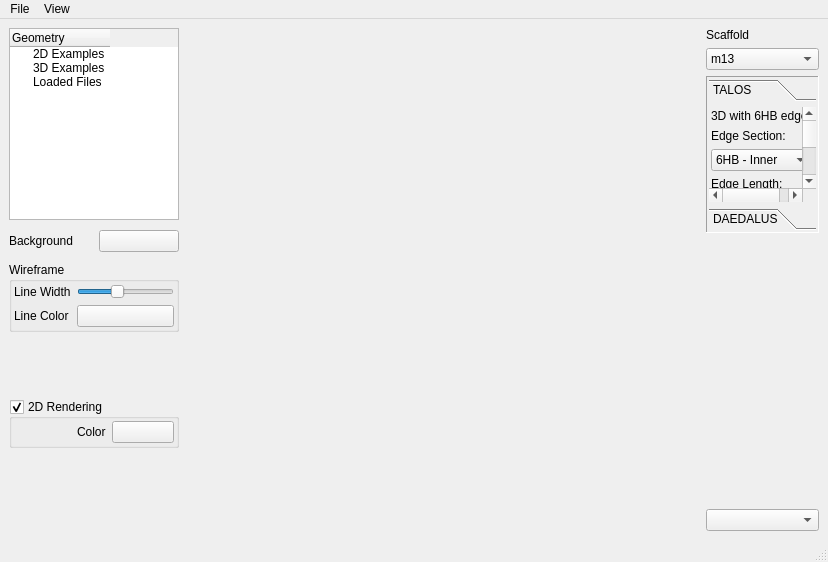
Qt form ui/AthenaMainWindow.ui (lcbb/athena) before a commit.
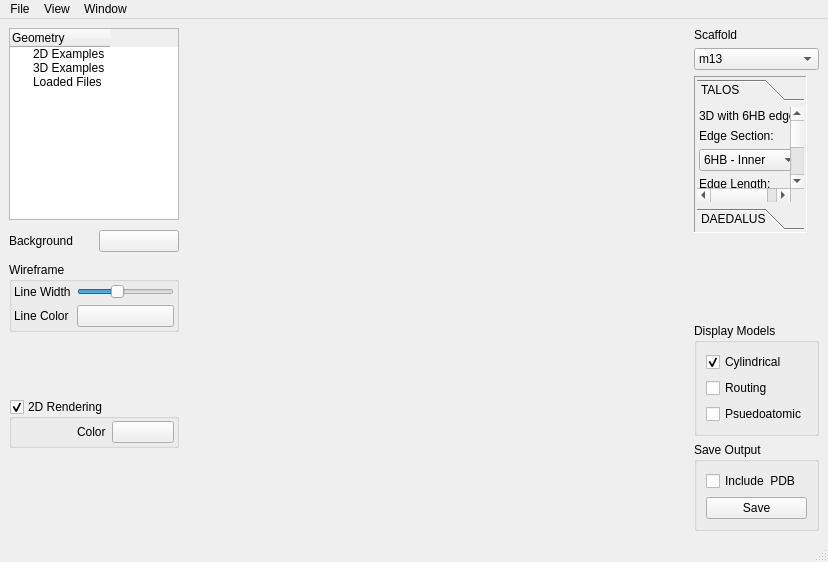
The same form after that commit. The open tabs and pages were chosen to show the change. Custom widgets are drawn as their Qt base class.

Commit message: Replace output chooser with three checkboxes

What changed in the file:
```diff
--- a/ui/AthenaMainWindow.ui
+++ b/ui/AthenaMainWindow.ui
@@ -575,13 +575,20 @@
          </widget>
         </item>
         <item>
-         <layout class="QVBoxLayout" name="verticalLayout_2">
+         <widget class="QWidget" name="outputSidebar" native="true">
+          <layout class="QVBoxLayout" name="outputSidebarLayout">
           <property name="leftMargin">
            <number>0</number>
           </property>
           <property name="topMargin">
            <number>0</number>
           </property>
+           <property name="rightMargin">
+            <number>0</number>
+           </property>
+           <property name="bottomMargin">
+            <number>0</number>
+           </property>
           <item>
            <layout class="QVBoxLayout" name="verticalLayout_5">
             <item>
@@ -857,7 +864,7 @@
                   <rect>
                    <x>0</x>
                    <y>0</y>
-                   <width>98</width>
+                    <width>94</width>
                    <height>181</height>
                   </rect>
                  </property>
@@ -1066,9 +1073,66 @@
            </spacer>
           </item>
           <item>
-           <widget class="QComboBox" name="outputSelectBox"/>
-          </item>
-         </layout>
+            <widget class="QGroupBox" name="showResultsBox">
+             <property name="title">
+              <string>Display Models</string>
+             </property>
+             <layout class="QGridLayout" name="gridLayout_5">
+              <item row="0" column="0">
+               <widget class="QCheckBox" name="displayCylinderBox">
+                <property name="text">
+                 <string>Cylindrical</string>
+                </property>
+                <property name="checked">
+                 <bool>true</bool>
+                </property>
+               </widget>
+              </item>
+              <item row="1" column="0">
+               <widget class="QCheckBox" name="displayRoutingBox">
+                <property name="text">
+                 <string>Routing</string>
+                </property>
+                <property name="checked">
+                 <bool>false</bool>
+                </property>
+               </widget>
+              </item>
+              <item row="2" column="0">
+               <widget class="QCheckBox" name="displayPAtomBox">
+                <property name="text">
+                 <string>Psuedoatomic</string>
+                </property>
+               </widget>
+              </item>
+             </layout>
+            </widget>
+           </item>
+           <item>
+            <widget class="QGroupBox" name="saveResultsBox">
+             <property name="title">
+              <string>Save Output</string>
+             </property>
+             <layout class="QGridLayout" name="gridLayout_6">
+              <item row="0" column="0">
+               <widget class="QCheckBox" name="includePDBBox">
+                <property name="text">
+                 <string>Include  PDB</string>
+                </property>
+               </widget>
+              </item>
+              <item row="1" column="0">
+               <widget class="QPushButton" name="saveButton">
+                <property name="text">
+                 <string>Save</string>
+                </property>
+               </widget>
+              </item>
+             </layout>
+            </widget>
+           </item>
+          </layout>
+         </widget>
         </item>
        </layout>
       </item>
@@ -1101,8 +1165,16 @@
     <addaction name="actionResetViewerOptions"/>
     <addaction name="actionShowLogWindow"/>
    </widget>
+   <widget class="QMenu" name="menuWindow">
+    <property name="title">
+     <string>Window</string>
+    </property>
+    <addaction name="actionShowInputSidebar"/>
+    <addaction name="actionShowOutputSidebar"/>
+   </widget>
    <addaction name="menuAthena"/>
    <addaction name="menuView"/>
+   <addaction name="menuWindow"/>
   </widget>
   <widget class="QStatusBar" name="statusbar"/>
   <action name="actionOpen">
```
Left out of the diff: 40 changed lines with no effect on the pictures. Lines whose indentation alone changed are shown as unchanged. The commit also changes 2 other files.
